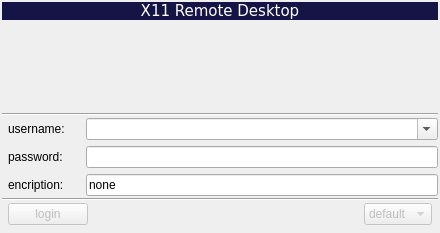
AndreyBarmaley/linux-terminal-service-manager, file src/qt_helper/ltsm_helperwindow.ui: the form before one commit.
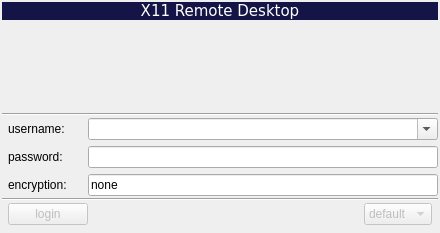
The form after the commit. Icons and pictures are not drawn.

```diff
--- a/src/qt_helper/ltsm_helperwindow.ui
+++ b/src/qt_helper/ltsm_helperwindow.ui
@@ -194,7 +194,7 @@
           <item>
            <widget class="QLabel" name="labelEncription">
             <property name="text">
-             <string>encription:</string>
+             <string>encryption:</string>
             </property>
            </widget>
           </item>
```
Left out of the diff: 4 changed lines with no effect on the pictures.
